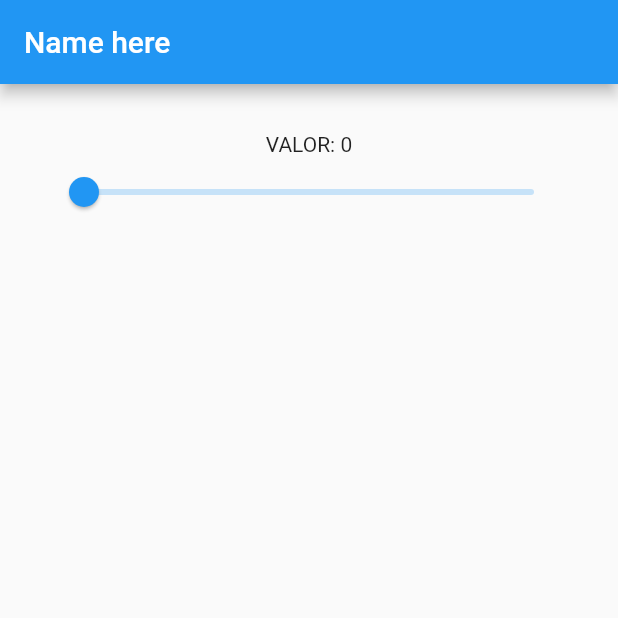
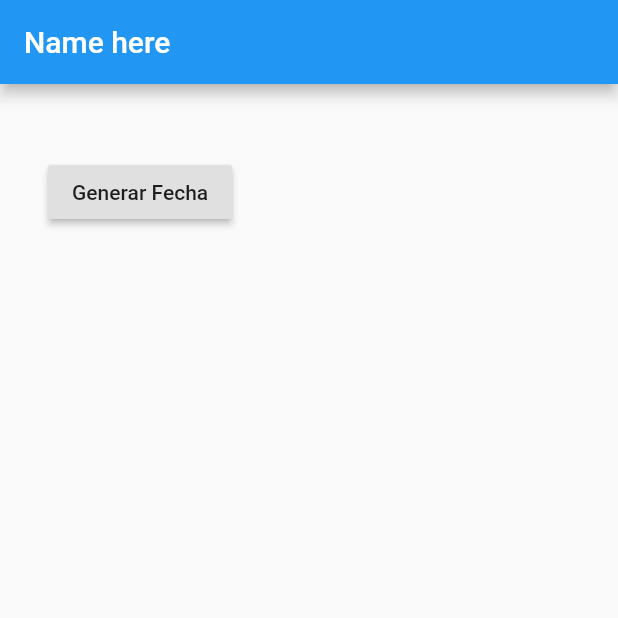
Before and after one commit to ManuelCanulDev/Flutter-BeginnersCourse, a Flutter app: the screen it shows after launch, on a phone screen of 412 x 824 dp, the top half of it. Run offline on Flutter 3.47's test engine with Material 2 defaults, Android fonts, the phone set to English and light mode, and no system bars.

Commit message:
DatePicker

```diff
--- a/curso_inputswidgets/lib/main.dart
+++ b/curso_inputswidgets/lib/main.dart
@@ -1,4 +1,7 @@
+import 'dart:math';
+
 import 'package:flutter/material.dart';
+import 'dart:async';
 
 void main() {
   runApp(new MaterialApp(
@@ -13,9 +16,19 @@ class MyApp extends StatefulWidget {
 
 class _State extends State<MyApp> {
 
-  double _value = 0.0;
+  String _value = '';
 
-  void _setValue(double value) => setState(() => _value = value);
+  Future _selectDate() async {
+    final DateTime? picked = await showDatePicker(
+        context: context,
+        initialDate: DateTime.now(),
+        firstDate: DateTime(2015, 8),
+        lastDate: DateTime(2101));
+
+    if(picked != null) setState(() {
+      _value = picked.toString();
+    });
+  }
 
   @override
   Widget build(BuildContext context) {
@@ -27,8 +40,8 @@ class _State extends State<MyApp> {
         padding: new EdgeInsets.all(32.0),
         child: new Column(
           children: <Widget>[
-            new Text('VALOR: ${(_value * 100).round()}'),
-            new Slider(value: _value, onChanged: _setValue)
+            new Text(_value),
+            new RaisedButton(onPressed: _selectDate, child: new Text('Generar Fecha'),)
           ],
         ),
       ),
```
